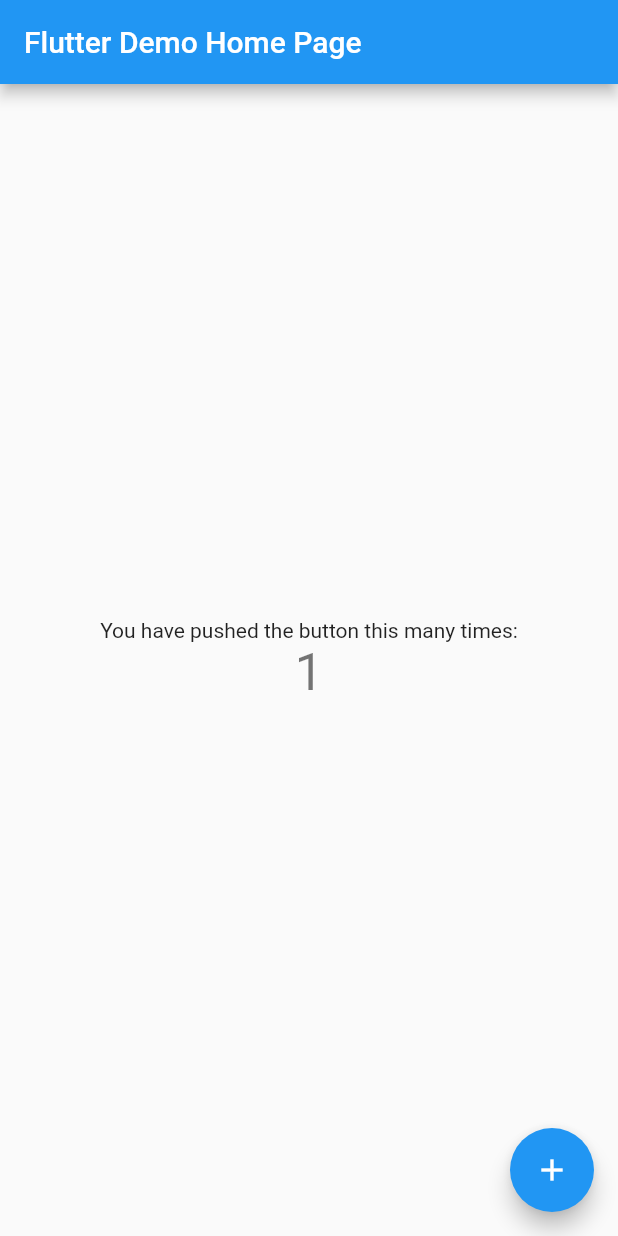
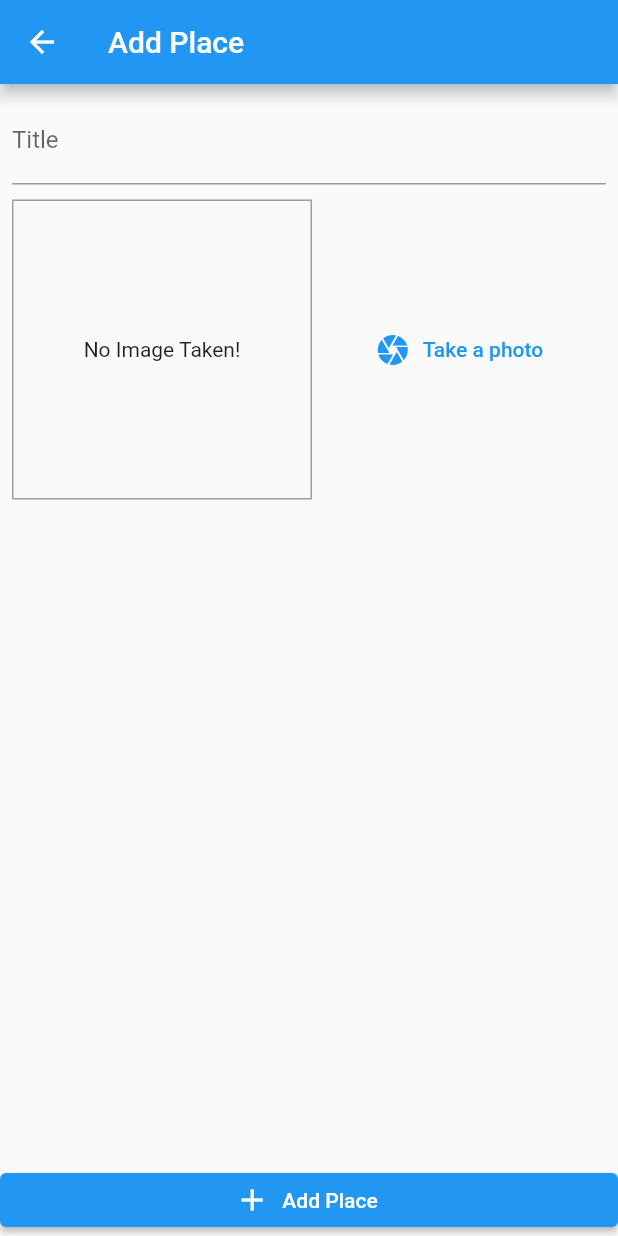
Before and after one commit to dobean99/place_app, a Flutter app: the screen it shows after launch, after a tap on the "add" icon, on a phone screen of 412 x 824 dp. Run offline on Flutter 3.47's test engine with Material 2 defaults, Android fonts, the phone set to English and light mode, and no system bars; our stand-ins replace image_picker.

Commit message:
Simple code

```diff
--- a/lib/main.dart
+++ b/lib/main.dart
@@ -1,113 +1,27 @@
 import 'package:flutter/material.dart';
+import 'package:provider/provider.dart';
+import './screens/add_place_screen.dart';
+import './providers/great_places.dart';
+import './screens/places_list_screen.dart';
 
-void main() {
-  runApp(MyApp());
-}
+void main() => runApp(MyApp());
 
 class MyApp extends StatelessWidget {
   // This widget is the root of your application.
   @override
   Widget build(BuildContext context) {
-    return MaterialApp(
-      title: 'Flutter Demo',
-      theme: ThemeData(
-        // This is the theme of your application.
-        //
-        // Try running your application with "flutter run". You'll see the
-        // application has a blue toolbar. Then, without quitting the app, try
-        // changing the primarySwatch below to Colors.green and then invoke
-        // "hot reload" (press "r" in the console where you ran "flutter run",
-        // or simply save your changes to "hot reload" in a Flutter IDE).
-        // Notice that the counter didn't reset back to zero; the application
-        // is not restarted.
-        primarySwatch: Colors.blue,
+    return ChangeNotifierProvider.value(
+      value: GreatPlaces(),
+      child: MaterialApp(
+        title: 'Great Place',
+        theme: ThemeData(
+          primarySwatch: Colors.blue,
+        ),
+        home: PlacesListScreen(),
+        routes: {
+          AddPlaceScreen.routeName: (ctx) => AddPlaceScreen(),
+        },
       ),
-      home: MyHomePage(title: 'Flutter Demo Home Page'),
     );
   }
 }
-
-class MyHomePage extends StatefulWidget {
-  MyHomePage({Key key, this.title}) : super(key: key);
-
-  // This widget is the home page of your application. It is stateful, meaning
-  // that it has a State object (defined below) that contains fields that affect
-  // how it looks.
-
-  // This class is the configuration for the state. It holds the values (in this
-  // case the title) provided by the parent (in this case the App widget) and
-  // used by the build method of the State. Fields in a Widget subclass are
-  // always marked "final".
-
-  final String title;
-
-  @override
-  _MyHomePageState createState() => _MyHomePageState();
-}
-
-class _MyHomePageState extends State<MyHomePage> {
-  int _counter = 0;
-
-  void _incrementCounter() {
-    setState(() {
-      // This call to setState tells the Flutter framework that something has
-      // changed in this State, which causes it to rerun the build method below
-      // so that the display can reflect the updated values. If we changed
-      // _counter without calling setState(), then the build method would not be
-      // called again, and so nothing would appear to happen.
-      _counter++;
-    });
-  }
-
-  @override
-  Widget build(BuildContext context) {
-    // This method is rerun every time setState is called, for instance as done
-    // by the _incrementCounter method above.
-    //
-    // The Flutter framework has been optimized to make rerunning build methods
-    // fast, so that you can just rebuild anything that needs updating rather
-    // than having to individually change instances of widgets.
-    return Scaffold(
-      appBar: AppBar(
-        // Here we take the value from the MyHomePage object that was created by
-        // the App.build method, and use it to set our appbar title.
-        title: Text(widget.title),
-      ),
-      body: Center(
-        // Center is a layout widget. It takes a single child and positions it
-        // in the middle of the parent.
-        child: Column(
-          // Column is also a layout widget. It takes a list of children and
-          // arranges them vertically. By default, it sizes itself to fit its
-          // children horizontally, and tries to be as tall as its parent.
-          //
-          // Invoke "debug painting" (press "p" in the console, choose the
-          // "Toggle Debug Paint" action from the Flutter Inspector in Android
-          // Studio, or the "Toggle Debug Paint" command in Visual Studio Code)
-          // to see the wireframe for each widget.
-          //
-          // Column has various properties to control how it sizes itself and
-          // how it positions its children. Here we use mainAxisAlignment to
-          // center the children vertically; the main axis here is the vertical
-          // axis because Columns are vertical (the cross axis would be
-          // horizontal).
-          mainAxisAlignment: MainAxisAlignment.center,
-          children: <Widget>[
-            Text(
-              'You have pushed the button this many times:',
-            ),
-            Text(
-              '$_counter',
-              style: Theme.of(context).textTheme.headline4,
-            ),
-          ],
-        ),
-      ),
-      floatingActionButton: FloatingActionButton(
-        onPressed: _incrementCounter,
-        tooltip: 'Increment',
-        child: Icon(Icons.add),
-      ), // This trailing comma makes auto-formatting nicer for build methods.
-    );
-  }
-}
--- /dev/null
+++ b/lib/models/place.dart
@@ -0,0 +1,26 @@
+import 'package:flutter/cupertino.dart';
+import 'dart:io';
+
+class PlaceLocation {
+  final double latitude;
+  final double longitude;
+  final String address;
+
+  PlaceLocation(
+      {@required this.latitude,
+      @required this.longitude,
+      @required this.address});
+}
+
+class Place{
+  final String id;
+  final String title;
+  final File img;
+  final PlaceLocation location;
+
+  Place(
+      {@required this.id,
+      @required this.title,
+      @required this.img,
+      @required this.location});
+}
--- /dev/null
+++ b/lib/providers/great_places.dart
@@ -0,0 +1,19 @@
+import 'dart:math';
+
+import 'package:flutter/cupertino.dart';
+import '../models/place.dart';
+import 'dart:io';
+
+class GreatPlaces with ChangeNotifier {
+  List _items = [];
+
+  List<Place> get items {
+    return [..._items];
+  }
+  void addPlace(String title,File pickedImage)
+  {
+    final newPlace= Place(id: DateTime.now().toString(),title: title,img: pickedImage,location: null);
+    _items.add(newPlace);
+    notifyListeners();
+  }
+}
--- /dev/null
+++ b/lib/screens/add_place_screen.dart
@@ -0,0 +1,68 @@
+import 'package:flutter/material.dart';
+import 'package:provider/provider.dart';
+import '../widgets/image_input.dart';
+import 'dart:io';
+import '../providers/great_places.dart';
+
+class AddPlaceScreen extends StatefulWidget {
+  static const routeName = '/add-place';
+
+  const AddPlaceScreen({Key key}) : super(key: key);
+
+  @override
+  _AddPlaceScreenState createState() => _AddPlaceScreenState();
+}
+
+class _AddPlaceScreenState extends State<AddPlaceScreen> {
+  final _editController = TextEditingController();
+  File _pickedImage;
+
+  void _selectImage(File pickedImage) {
+    _pickedImage = pickedImage;
+  }
+
+  void _save() {
+    if (_editController.text.isEmpty || _pickedImage == null) return;
+    Provider.of<GreatPlaces>(context, listen: false)
+        .addPlace(_editController.text, _pickedImage);
+    Navigator.of(context).pop();
+  }
+
+  @override
+  Widget build(BuildContext context) {
+    return Scaffold(
+      appBar: AppBar(
+        title: Text('Add Place'),
+      ),
+      body: Column(
+        mainAxisAlignment: MainAxisAlignment.spaceBetween,
+        crossAxisAlignment: CrossAxisAlignment.stretch,
+        children: <Widget>[
+          Expanded(
+              child: Padding(
+            padding: const EdgeInsets.all(8.0),
+            child: Column(
+              children: <Widget>[
+                TextField(
+                  decoration: InputDecoration(
+                    labelText: 'Title',
+                  ),
+                  controller: _editController,
+                ),
+                SizedBox(
+                  height: 10,
+                ),
+                ImageInput(_selectImage),
+              ],
+            ),
+          )),
+          ElevatedButton.icon(
+            icon: Icon(Icons.add),
+            onPressed: _save,
+            label: Text('Add Place'),
+          ),
+        ],
+      ),
+    );
+  }
+}
--- /dev/null
+++ b/lib/screens/place_detail_screen.dart
@@ -0,0 +1,9 @@
+import 'package:flutter/material.dart';
+class PlaceDetailScreen extends StatelessWidget {
+  const PlaceDetailScreen({Key key}) : super(key: key);
+
+  @override
+  Widget build(BuildContext context) {
+    return Container();
+  }
+}
--- /dev/null
+++ b/lib/screens/places_list_screen.dart
@@ -0,0 +1,40 @@
+import 'package:flutter/material.dart';
+import 'package:provider/provider.dart';
+import 'add_place_screen.dart';
+import '../providers/great_places.dart';
+
+class PlacesListScreen extends StatelessWidget {
+  const PlacesListScreen({Key key}) : super(key: key);
+
+  @override
+  Widget build(BuildContext context) {
+    return Scaffold(
+        appBar: AppBar(
+          title: Text('Places List'),
+          actions: [
+            IconButton(
+                icon: Icon(Icons.add),
+                onPressed: () {
+                  Navigator.of(context).pushNamed(AddPlaceScreen.routeName);
+                })
+          ],
+        ),
+        body: Consumer<GreatPlaces>(
+          child: Center(
+            child: Text('Got no place yet, start adding some!'),
+          ),
+          builder: (ctx, greatPlace, ch) => greatPlace.items.isEmpty
+              ? ch
+              : ListView.builder(
+                  itemBuilder: (context, index) => ListTile(
+                    leading: CircleAvatar(
+                      backgroundImage: FileImage(greatPlace.items[index].img),
+                    ),
+                    title: Text(greatPlace.items[index].title),
+                    onTap: (){},
+                  ),
+                  itemCount: greatPlace.items.length,
+                ),
+        ));
+  }
+}
--- /dev/null
+++ b/lib/widgets/image_input.dart
@@ -0,0 +1,66 @@
+import 'package:flutter/material.dart';
+import 'dart:io';
+import 'package:image_picker/image_picker.dart';
+import 'package:path/path.dart' as p;
+import 'package:path_provider/path_provider.dart' as syspaths;
+
+class ImageInput extends StatefulWidget {
+  final Function selectImage;
+  const ImageInput(this.selectImage);
+
+  @override
+  _ImageInputState createState() => _ImageInputState();
+}
+
+class _ImageInputState extends State<ImageInput> {
+  File _storedImage;
+
+  Future<void> _takePicture() async {
+    final imageFile = await ImagePicker.platform
+        .pickImage(source: ImageSource.camera, maxWidth: 600);
+    if(imageFile==null)
+      return;
+    setState(() {
+      _storedImage = File(imageFile.path);
+    });
+    //final appDir= await syspaths.getApplicationDocumentsDirectory();
+    // final filename=p.basename(_storedImage.path);
+    // _storedImage.copy('$appDir/$filename');
+    widget.selectImage(_storedImage);
+  }
+
+  @override
+  Widget build(BuildContext context) {
+    return Row(
+      children: <Widget>[
+        Container(
+          width: 200,
+          height: 200,
+          decoration: BoxDecoration(
+            border: Border.all(
+              color: Colors.grey,
+              width: 1,
+            ),
+          ),
+          child: _storedImage != null
+              ? Image.file(
+                  _storedImage,
+                  fit: BoxFit.cover,
+                )
+              : Text(
+                  'No Image Taken!',
+                  textAlign: TextAlign.center,
+                ),
+          alignment: Alignment.center,
+        ),
+        Expanded(
+          child: TextButton.icon(
+            icon: Icon(Icons.camera),
+            label: Text('Take a photo'),
+            onPressed: _takePicture,
+          ),
+        )
+      ],
+    );
+  }
+}
--- a/pubspec.yaml
+++ b/pubspec.yaml
@@ -23,7 +23,10 @@ environment:
 dependencies:
   flutter:
     sdk: flutter
-
+  provider: ^5.0.0
+  image_picker: ^0.7.5+2
+  path: ^1.8.0
+  path_provider: ^2.0.1
 
   # The following adds the Cupertino Icons font to your application.
   # Use with the CupertinoIcons class for iOS style icons.
```
Also changed, not shown: pubspec.lock, 1 other file.
